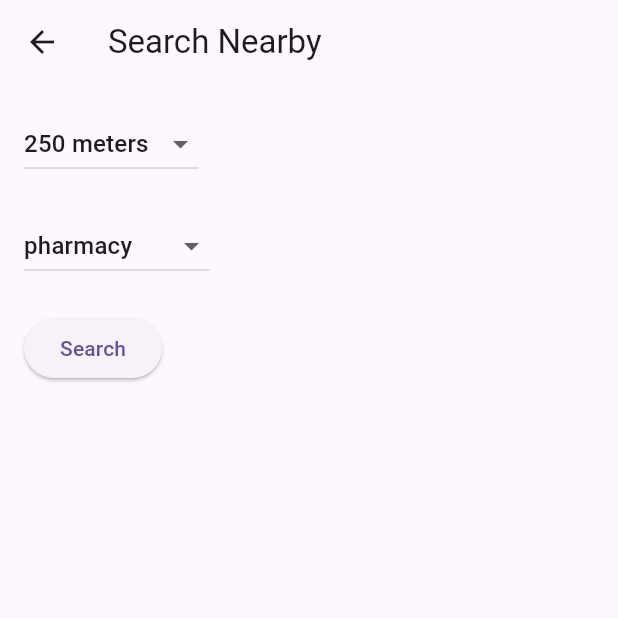
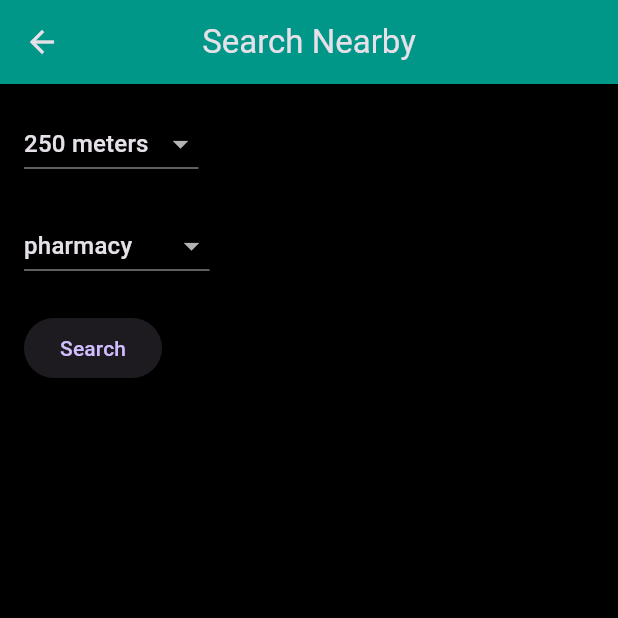
Before and after one commit to miggy1302/find_the_way, a Flutter app: the screen it shows after launch, after a tap on "Go to Search Form", on a phone screen of 412 x 824 dp, the top half of it. Run offline on Flutter 3.47's test engine with Material 3 defaults, Android fonts, the phone set to English and light mode, and no system bars; our stand-ins replace geolocator.

Commit message:
list working, button always shows, UI Improved

```diff
--- a/lib/form_page.dart
+++ b/lib/form_page.dart
@@ -93,7 +93,7 @@ class _FormPageState extends State<FormPage> {
           // JSON body for POST request
       final requestBody = jsonEncode({
         "includedTypes": [selectedPlaceType],
-        "maxResultCount": 10,
+        "maxResultCount": 20,
         "locationRestriction": {
           "circle": {
             "center": {"latitude": currentPosition!.latitude, "longitude": currentPosition!.longitude},
@@ -109,15 +109,16 @@ class _FormPageState extends State<FormPage> {
           headers: {
             "Content-Type": "application/json",
             "X-Goog-FieldMask":
-                "places.displayName,places.rating,places.googleMapsUri,places.priceRange",
+                "places.displayName,places.rating,places.googleMapsUri",
+                // "*"
           },
           body: requestBody,
         );
-
         if (response.statusCode == 200) {
           final data = jsonDecode(response.body);
 
           List<Place> places = data['places']
+
               .map<Place>((json) => Place.fromJson(json))
               .toList();
 
@@ -148,7 +149,7 @@ class _FormPageState extends State<FormPage> {
             DropdownButton<String>(
               value: selectedRadius,
               onChanged: (value) => setState(() => selectedRadius = value!),
-              items: ['250', '500', '1000', '2000'].map((value) {
+              items: ['250', '500', '1000'].map((value) {
                 return DropdownMenuItem(value: value, child: Text('$value meters'));
               }).toList(),
             ),
--- a/lib/list_page.dart
+++ b/lib/list_page.dart
@@ -1,5 +1,6 @@
 import 'package:find_the_way/form_page.dart';
 import 'package:flutter/material.dart';
+import 'package:url_launcher/url_launcher.dart';
 
 class ListPage extends StatefulWidget {
   final List<Place>? places; // Accept list of places
@@ -26,8 +27,11 @@ class _ListPageState extends State<ListPage> {
   Widget build(BuildContext context) {
     return Scaffold(
       appBar: AppBar(title: Text('Nearby Places')),
-      body: nearbyPlaces.isEmpty
-          ? Center(
+      body: Column(
+        children: [
+          // Always visible button
+          Padding(
+            padding: const EdgeInsets.all(8.0),
             child: ElevatedButton(
               onPressed: () {
                 Navigator.push(
@@ -43,24 +47,47 @@ class _ListPageState extends State<ListPage> {
               },
               child: Text('Go to Search Form'),
             ),
-            )
+          ),
+
+          // Display list of places if available
+          const SizedBox(height: 10),
+          Expanded(
+            child: nearbyPlaces.isEmpty
+                ? const Center(child: Text('No nearby places found.'))
                 : ListView.builder(
                     itemCount: nearbyPlaces.length,
                     itemBuilder: (context, index) {
                       final place = nearbyPlaces[index];
-                return ListTile(
-                  title: Text(place.name),
-                  subtitle: Column(
+                      return Card(
+                        margin: const EdgeInsets.symmetric(vertical: 8),
+                        color: Colors.grey[850],
+                        shape: RoundedRectangleBorder(borderRadius: BorderRadius.circular(15)),
+                        child: Padding(
+                          padding: const EdgeInsets.all(10),
+                          child: Column(
                             crossAxisAlignment: CrossAxisAlignment.start,
                             children: [
-                      if (place.rating != null) Text("Rating: ${place.rating}"),
-                      if (place.googleMapsUri != null) Text("Google Maps: ${place.googleMapsUri}"),
-                      if (place.priceRange != null) Text("Price Range: ${place.priceRange}")
+                              Text(place.name, style: const TextStyle(fontSize: 18, fontWeight: FontWeight.bold, color: Colors.teal)),
+                              if (place.rating != null) Text('Rating: ${place.rating}', style: const TextStyle(color: Colors.white70)),
+                              if (place.googleMapsUri != null)
+                                ElevatedButton(
+                                  onPressed: () async {
+                                    final Uri url = Uri.parse(place.googleMapsUri!);
+                                    if (await canLaunchUrl(url)) {
+                                      await launchUrl(url);
+                                    }
+                                  },
+                                  child: const Text('Open in Google Maps'),
+                                ),
                             ],
+                          ),
                         ),
                       );
                     },
                   ),
+          ),
+        ],
+      ),
     );
   }
 }
--- a/lib/main.dart
+++ b/lib/main.dart
@@ -11,9 +11,14 @@ class MainApp extends StatelessWidget {
   @override
   Widget build(BuildContext context) {
     return MaterialApp(
-      title: 'Nearby Places App',
-      theme: ThemeData(
-        primarySwatch: Colors.blue,
+      debugShowCheckedModeBanner: false,
+      title: 'Find The Way',
+      theme: ThemeData.dark().copyWith(
+        scaffoldBackgroundColor: Colors.black,
+        appBarTheme: const AppBarTheme(
+          backgroundColor: Colors.teal,
+          centerTitle: true,
+        ),
       ),
       home: ListPage(),
     );
--- a/pubspec.yaml
+++ b/pubspec.yaml
@@ -11,6 +11,7 @@ dependencies:
     sdk: flutter
   geolocator: ^13.0.4
   http: ^1.0.0
+  url_launcher: any
 
 dev_dependencies:
   flutter_test:
```
Also changed, not shown: pubspec.lock, 6 other files. Lines whose indentation alone changed are shown as unchanged.
